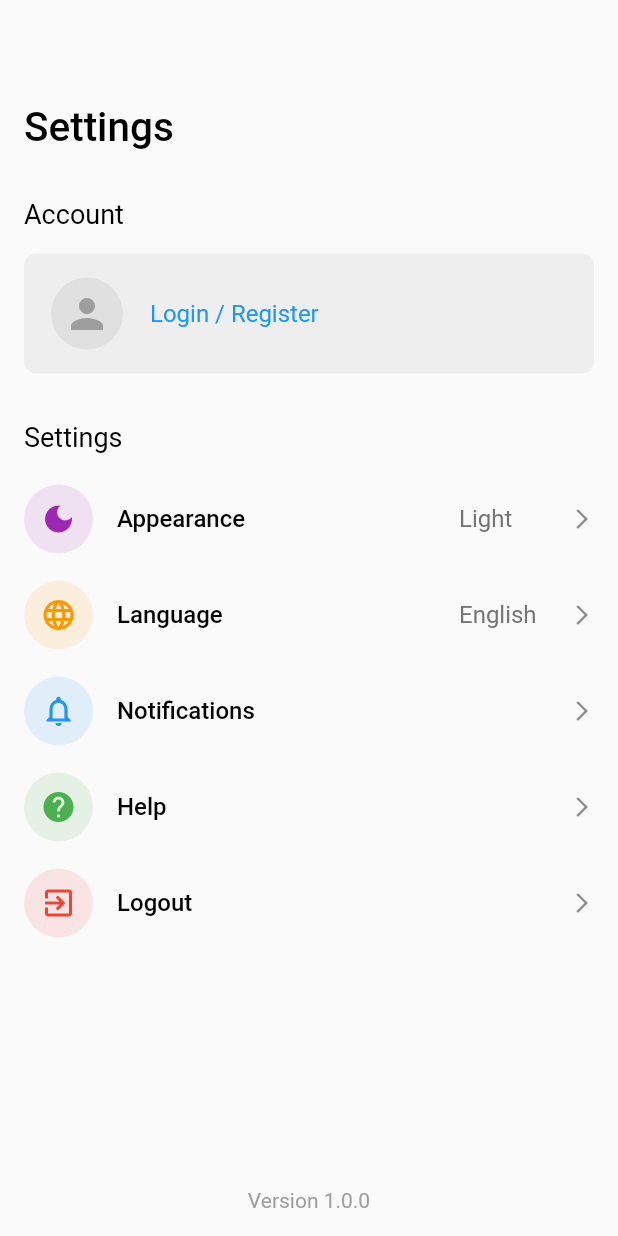
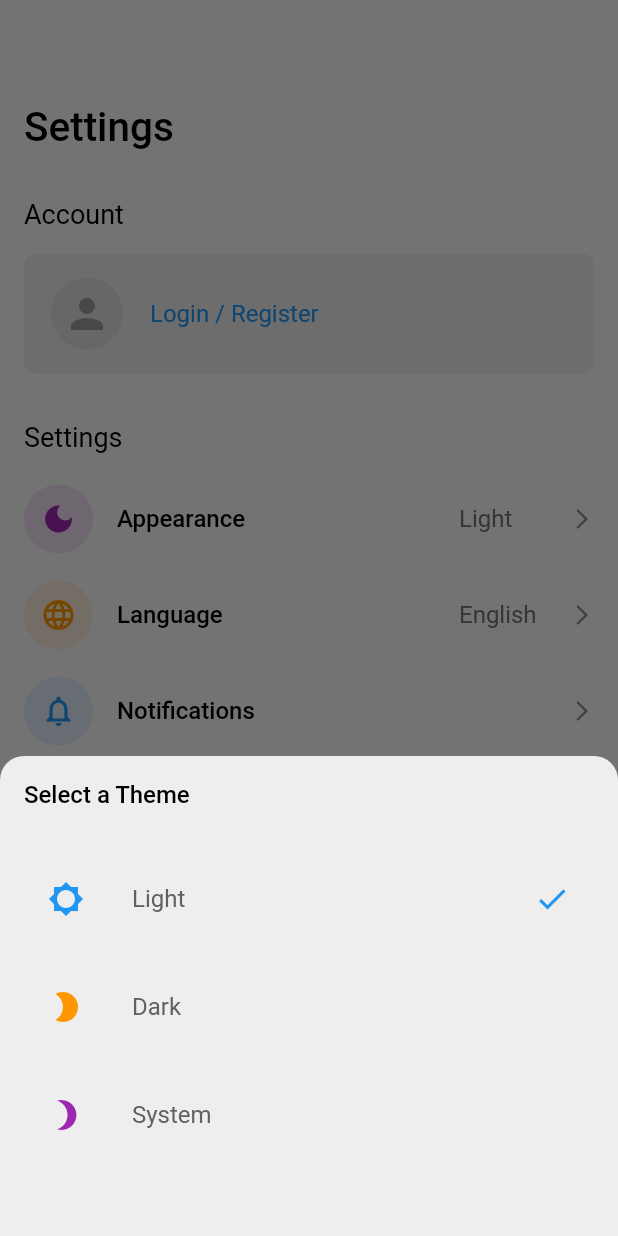
Before and after one commit to afgprogrammer/Flutter-ecommerce-app-with-getx, a Flutter app: the UserTab widget shown alone on an empty page, opened directly, after a tap on "Appearance", on a phone screen of 412 x 824 dp. Run offline on Flutter 3.47's test engine with Material 2 defaults, Android fonts, the phone set to English and light mode, and no system bars; our stand-ins replace cached_network_image, carousel_slider, freezed_annotation, get, get_storage, iconly and 1 more; accounts and stored records are empty; generated files the repository leaves out were written again; network calls fail.

Commit message:
Implement change theme

```diff
--- a/lib/controllers/theme/ThemesController.dart
+++ b/lib/controllers/theme/ThemesController.dart
@@ -16,13 +16,13 @@ class ThemesController extends GetxController {
 
   getThemeState() {
     if (storage.read('theme') != null) {
-      return changeTheme(storage.read('theme'));
+      return setTheme(storage.read('theme'));
     }
 
-    changeTheme('light');
+    setTheme('light');
   }
 
-  void changeTheme(String value) {
+  void setTheme(String value) {
     theme = value;
     storage.write('theme', value);
 
--- /dev/null
+++ b/lib/shared/helpers/extensions/StringExtension.dart
@@ -0,0 +1,4 @@
+extension StringCasingExtension on String {
+  String toCapitalized() => length > 0 ?'${this[0].toUpperCase()}${substring(1).toLowerCase()}':'';
+  String toTitleCase() => replaceAll(RegExp(' +'), ' ').split(' ').map((str) => str.toCapitalized()).join(' ');
+}
--- a/lib/themes/Themes.dart
+++ b/lib/themes/Themes.dart
@@ -12,6 +12,9 @@ class Themes {
       border: OutlineInputBorder(
         borderSide: BorderSide.none,
         borderRadius: BorderRadius.circular(10)
+      ),
+      hintStyle: TextStyle(
+        fontSize: 14,
       )
     ),
     textTheme: TextTheme(
@@ -77,12 +80,12 @@ class Themes {
       ),
       caption: TextStyle(
         color: Colors.grey.shade800,
-        fontSize: 14,
+        fontSize: 12,
         fontWeight: FontWeight.w400
       ),
       overline: TextStyle(
         color: Colors.grey.shade700,
-        fontSize: 12,
+        fontSize: 10,
         fontWeight: FontWeight.w400,
         letterSpacing: -0.5
       )
@@ -92,6 +95,21 @@ class Themes {
   static ThemeData darkTheme = ThemeData(
     primarySwatch: Colors.blue,
     brightness: Brightness.dark,
+    scaffoldBackgroundColor: Colors.grey.shade900,
+    appBarTheme: AppBarTheme(
+      backgroundColor: Colors.grey.shade900,
+      elevation: 0
+    ),
+    bottomAppBarColor: Colors.grey.shade900,
+    inputDecorationTheme: InputDecorationTheme(
+      border: OutlineInputBorder(
+        borderSide: BorderSide.none,
+        borderRadius: BorderRadius.circular(10)
+      ),
+      hintStyle: TextStyle(
+        fontSize: 14,
+      )
+    ),
     textTheme: TextTheme(
       headline1: TextStyle(
         letterSpacing: -1.5,
@@ -124,19 +142,18 @@ class Themes {
         fontWeight: FontWeight.w500
       ),
       headline6: TextStyle(
-        letterSpacing: -1.0,
         color: Colors.grey.shade50,
-        fontSize: 20,
+        fontSize: 18,
         fontWeight: FontWeight.w500
       ),
       subtitle1: TextStyle(
         color: Colors.grey.shade50,
-        fontSize: 18,
+        fontSize: 16,
         fontWeight: FontWeight.w500
       ),
       subtitle2: TextStyle(
         color: Colors.grey.shade50,
-        fontSize: 16,
+        fontSize: 14,
         fontWeight: FontWeight.w500
       ),
       bodyText1: TextStyle(
--- a/lib/views/home/tabs/UserTab.dart
+++ b/lib/views/home/tabs/UserTab.dart
@@ -1,7 +1,11 @@
+import 'package:day59/controllers/theme/ThemesController.dart';
 import 'package:flutter/material.dart';
+import 'package:get/get.dart';
+import 'package:day59/shared/helpers/extensions/StringExtension.dart';
 
 class UserTab extends StatelessWidget {
-  const UserTab({ Key? key }) : super(key: key);
+  UserTab({ Key? key }) : super(key: key);
+  final ThemesController _themesController = Get.find();
 
   @override
   Widget build(BuildContext context) {
@@ -42,7 +46,7 @@ class UserTab extends StatelessWidget {
                     padding: EdgeInsets.all(16),
                     decoration: BoxDecoration(
                       borderRadius: BorderRadius.circular(8),
-                      color: Colors.grey.shade200
+                      color: Get.isDarkMode ? Colors.grey.shade800.withAlpha(100) : Colors.grey.shade200
                     ),
                     child: Row(
                       children: [
@@ -51,7 +55,7 @@ class UserTab extends StatelessWidget {
                           height: 52,
                           decoration: BoxDecoration(
                             shape: BoxShape.circle,
-                            color: Colors.grey.shade300
+                            color: Get.isDarkMode ? Colors.grey.shade700 : Colors.grey.shade300
                           ),
                           child: Center(
                             child: Icon(Icons.person, size: 32, color: Colors.grey.shade500),
@@ -65,15 +69,18 @@ class UserTab extends StatelessWidget {
                   SizedBox(height: 32),
                   Text("Settings", style: theme.textTheme.headline6?.copyWith(fontWeight: FontWeight.w400)),
                   SizedBox(height: 16),
-                  _buildListTile('Appearance', Icons.dark_mode, 'Light', Colors.purple, theme),
+                  GetBuilder<ThemesController>(builder: (_) {
+                    return _buildListTile('Appearance', Icons.dark_mode, _.theme.toCapitalized(), Colors.purple, theme, onTab: () => _showAppearanceModal(theme, _.theme));
+                    // return Text(_.theme);
+                  }),
                   SizedBox(height: 8),
-                  _buildListTile('Language', Icons.language, 'English', Colors.orange, theme),
+                  _buildListTile('Language', Icons.language, 'English', Colors.orange, theme, onTab: () {}),
                   SizedBox(height: 8),
-                  _buildListTile('Notifications', Icons.notifications_outlined, '', Colors.blue, theme),
+                  _buildListTile('Notifications', Icons.notifications_outlined, '', Colors.blue, theme, onTab: () {}),
                   SizedBox(height: 8),
-                  _buildListTile('Help', Icons.help, '', Colors.green, theme),
+                  _buildListTile('Help', Icons.help, '', Colors.green, theme, onTab: () {}),
                   SizedBox(height: 8),
-                  _buildListTile('Logout', Icons.exit_to_app, '', Colors.red, theme),
+                  _buildListTile('Logout', Icons.exit_to_app, '', Colors.red, theme, onTab: () {}),
 
                 ],
               ),
@@ -85,7 +92,7 @@ class UserTab extends StatelessWidget {
     );
   }
 
-  Widget _buildListTile(String title, IconData icon, String trailing, Color color, theme) {
+  Widget _buildListTile(String title, IconData icon, String trailing, Color color, theme, {onTab}) {
     return ListTile(
       contentPadding: EdgeInsets.all(0),
       leading: Container(
@@ -110,8 +117,60 @@ class UserTab extends StatelessWidget {
           ],
         ),
       ),
-      onTap: () {
-      },
+      onTap: onTab
     );
   }
+
+  _showAppearanceModal(ThemeData theme, String current) {
+   Get.bottomSheet(
+     Container(
+        padding: EdgeInsets.all(16),
+        height: 320,
+        decoration: BoxDecoration(
+          color: Get.isDarkMode ? Colors.grey.shade900 : Colors.grey.shade200,
+          borderRadius: BorderRadius.only(
+            topLeft: Radius.circular(16),
+            topRight: Radius.circular(16),
+          )
+        ),
+        child: Column(
+          mainAxisSize: MainAxisSize.min,
+          crossAxisAlignment: CrossAxisAlignment.start,
+          children: [
+            Text("Select a Theme", style: theme.textTheme.subtitle1,),
+            SizedBox(height: 32),
+            ListTile(
+              leading: Icon(Icons.brightness_5, color: Colors.blue,),
+              title: Text("Light", style: theme.textTheme.bodyText1),
+              onTap: () {
+                _themesController.setTheme('light');
+                Get.back();
+              },
+              trailing: Icon(Icons.check, color: current == 'light' ? Colors.blue : Colors.transparent,),
+            ),
+            SizedBox(height: 16),
+            ListTile(
+              leading: Icon(Icons.brightness_2, color: Colors.orange,),
+              title: Text("Dark", style: theme.textTheme.bodyText1),
+              onTap: () {
+                _themesController.setTheme('dark');
+                Get.back();
+              },
+              trailing: Icon(Icons.check, color: current == 'dark' ? Colors.orange : Colors.transparent,),
+            ),
+            SizedBox(height: 16),
+            ListTile(
+              leading: Icon(Icons.brightness_3, color: Colors.purple,),
+              title: Text("System", style: theme.textTheme.bodyText1),
+              onTap: () {
+                _themesController.setTheme('system');
+                Get.back();
+              },
+              trailing: Icon(Icons.check, color: current == 'system' ? Colors.purple : Colors.transparent,),
+            ),
+          ],
+        ),
+     )
+   );
+  }
 }
```
